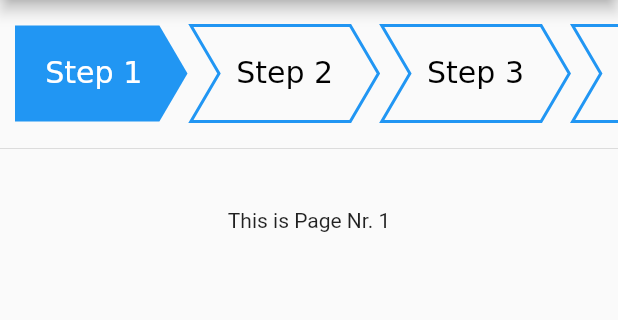
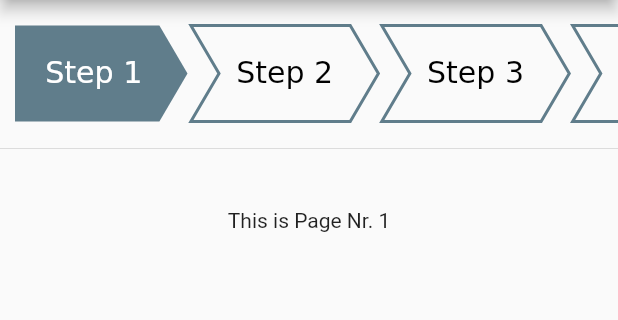
Before and after one commit to underwhelmingToaster/progress_tab_bar, a Flutter app: the screen it shows after launch, on a phone screen of 412 x 824 dp, the part 84-404 px from its top. Run offline on Flutter 3.47's test engine with Material 2 defaults, Android fonts, the light colour scheme and no system bars.

Commit message:
added color option which defaults to theme primary color

```diff
--- a/lib/src/painter.dart
+++ b/lib/src/painter.dart
@@ -8,6 +8,7 @@ class ButtonPainter extends CustomPainter {
   bool filled;
   double strokeWidth;
   Color labelColor;
+  Color buttonColor;
 
   ButtonPainter({
     this.label = "",
@@ -15,6 +16,7 @@ class ButtonPainter extends CustomPainter {
     this.filled = false,
     this.strokeWidth = 2,
     this.labelColor = Colors.black,
+    required this.buttonColor
   });
 
   @override
@@ -26,7 +28,7 @@ class ButtonPainter extends CustomPainter {
     }
 
     Paint arrow = new Paint()
-      ..color = Color.fromARGB(255, 33, 150, 243)
+      ..color = buttonColor
       ..style = paintingStyle
       ..strokeWidth = strokeWidth;
 
--- a/lib/src/progress_tab_button.dart
+++ b/lib/src/progress_tab_button.dart
@@ -39,7 +39,9 @@ class ProgressTabButton extends StatelessWidget {
             isFirst: _isFirst,
             strokeWidth: outlineWidth,
             labelColor: labelColor,
-            filled: filled),
+            filled: filled,
+          buttonColor: color
+        ),
       ),
       onPressed: onPressed,
     );
```
